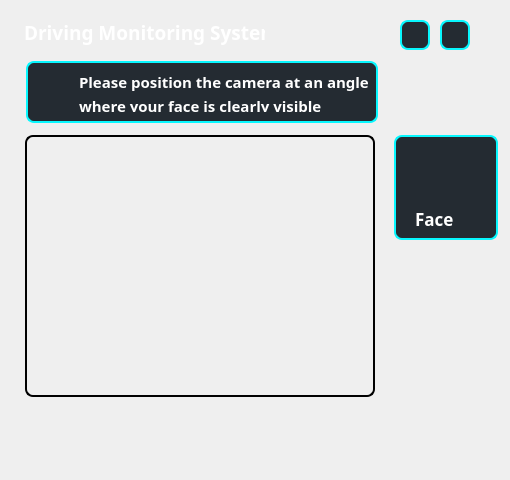
Before: the Qt Designer form dms_client/ui/camsetpage.ui in veda-team4/dms, drawn with Qt 5.
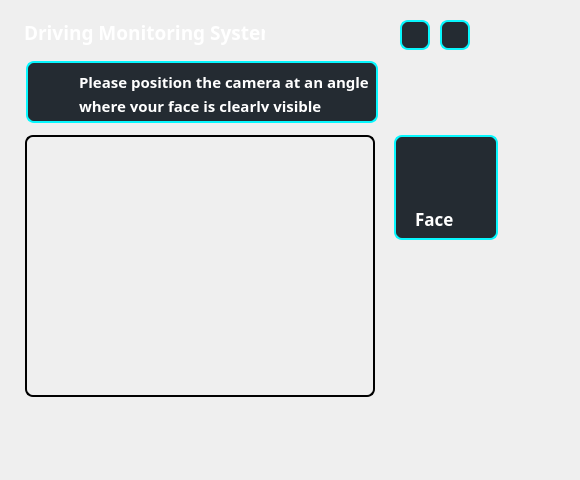
After: the same form once the commit is applied. Icons and pictures are not drawn.

What changed in the file:
```diff
--- a/dms_client/ui/camsetpage.ui
+++ b/dms_client/ui/camsetpage.ui
@@ -6,7 +6,7 @@
    <rect>
     <x>0</x>
     <y>0</y>
-    <width>510</width>
+    <width>580</width>
     <height>480</height>
    </rect>
   </property>
```
